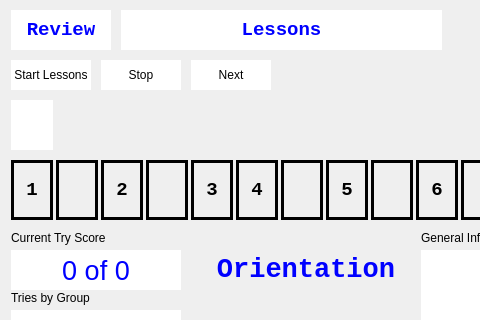
Above: widget.ui from knordine11/knQuiz3 before the change; both pictures show x 0 to 480 and y 0 to 320 of the 612 by 497 pixel window. Below: the same form after it.
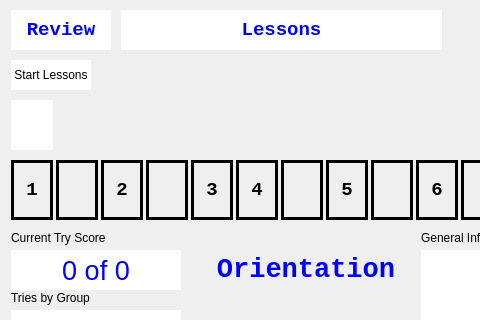
That is the form after the change.

Patch:
```diff
--- a/widget.ui
+++ b/widget.ui
@@ -144,24 +144,6 @@
     <set>Qt::AlignmentFlag::AlignCenter</set>
    </property>
   </widget>
-  <widget class="QPushButton" name="btnNext">
-   <property name="geometry">
-    <rect>
-     <x>191</x>
-     <y>60</y>
-     <width>80</width>
-     <height>30</height>
-    </rect>
-   </property>
-   <property name="styleSheet">
-    <string notr="true">border: raised;
-border-width:2px;
-background:white;</string>
-   </property>
-   <property name="text">
-    <string>Next</string>
-   </property>
-  </widget>
   <widget class="QLabel" name="note6">
    <property name="geometry">
     <rect>
@@ -320,24 +302,6 @@
     <set>Qt::AlignmentFlag::AlignCenter</set>
    </property>
   </widget>
-  <widget class="QPushButton" name="btnStop">
-   <property name="geometry">
-    <rect>
-     <x>101</x>
-     <y>60</y>
-     <width>80</width>
-     <height>30</height>
-    </rect>
-   </property>
-   <property name="styleSheet">
-    <string notr="true">border: raised;
-border-width:2px;
-background:white;</string>
-   </property>
-   <property name="text">
-    <string>Stop</string>
-   </property>
-  </widget>
   <widget class="QLabel" name="lb_info">
    <property name="geometry">
     <rect>
```
